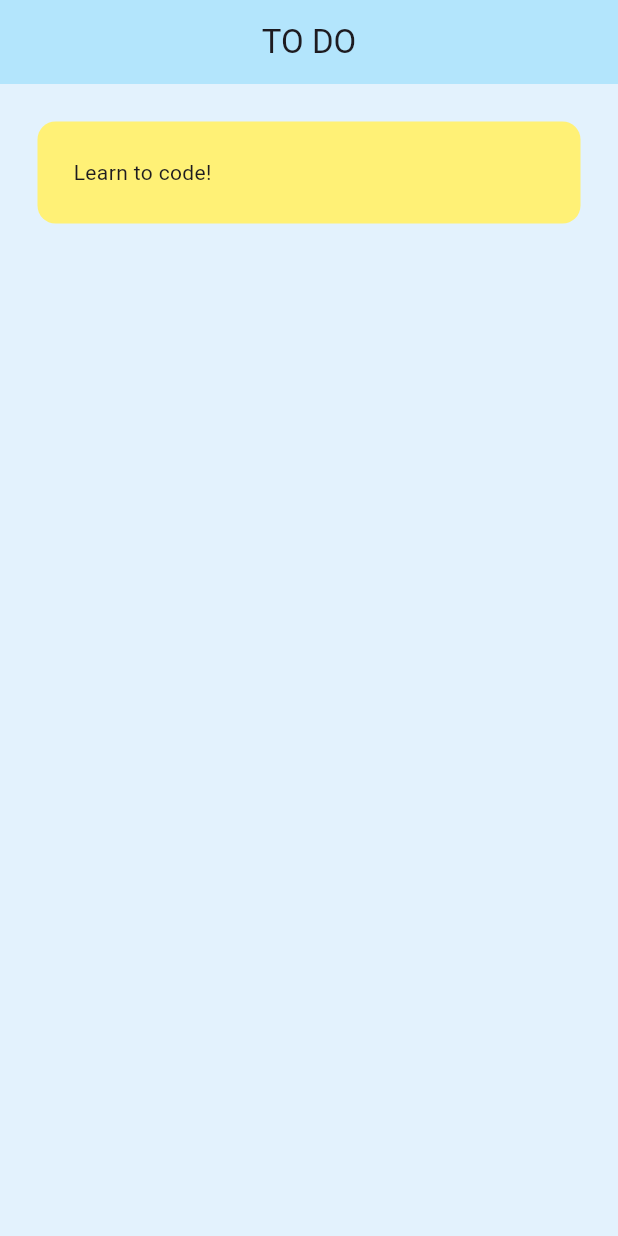
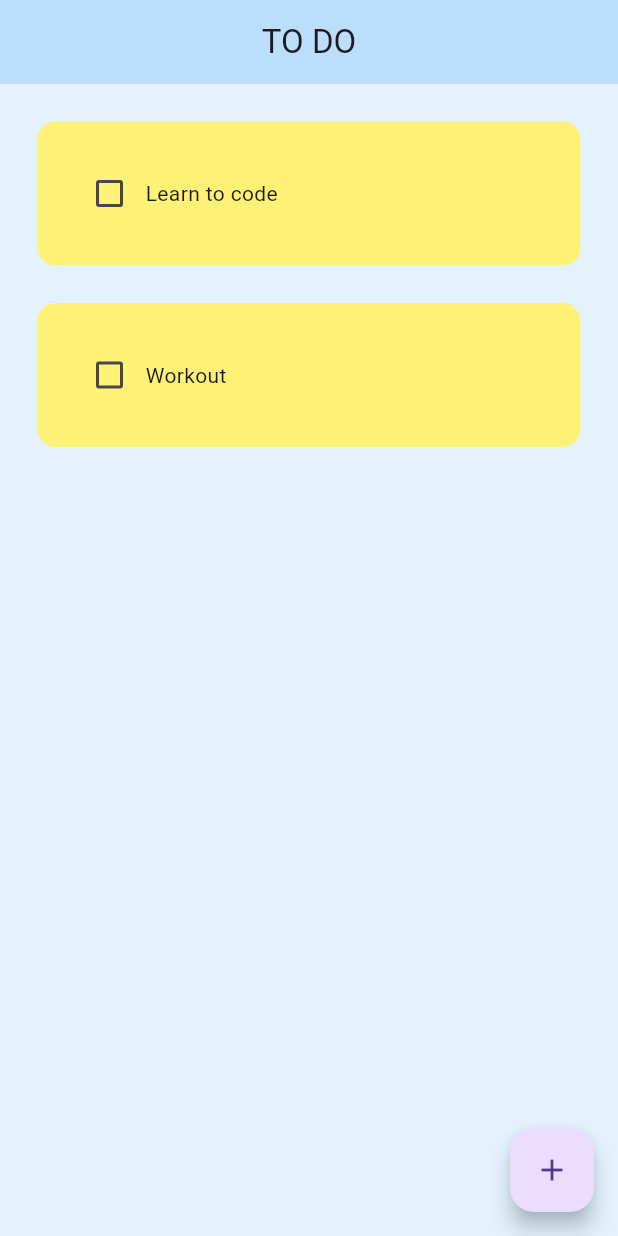
Before and after one commit to s-rous/flutter_app_ca_todo_01, a Flutter app: the screen it shows after launch, on a phone screen of 412 x 824 dp. Run offline on Flutter 3.47's test engine with Material 3 defaults, Android fonts, the light colour scheme and no system bars.

Commit message:
feat: add checkbox , user input and save/cancel new task

```diff
--- a/lib/main.dart
+++ b/lib/main.dart
@@ -13,8 +13,7 @@ class MyApp extends StatelessWidget {
     return MaterialApp(
       debugShowCheckedModeBanner: false,
       theme: ThemeData(
-        primarySwatch: Colors.pink,
-        appBarTheme: AppBarTheme(backgroundColor: Colors.lightBlue[100]),
+        appBarTheme: AppBarTheme(backgroundColor: Colors.blue[100]),
         scaffoldBackgroundColor: Colors.blue[50],
       ),
       home: HomePage(),
--- a/lib/pages/home_page.dart
+++ b/lib/pages/home_page.dart
@@ -1,4 +1,5 @@
 import 'package:flutter/material.dart';
+import 'package:flutter_app_ca_todo_01/util/dialog_box.dart';
 import 'package:flutter_app_ca_todo_01/util/todo_tile.dart';
 
 class HomePage extends StatefulWidget {
@@ -9,6 +10,49 @@ class HomePage extends StatefulWidget {
 }
 
 class _HomePageState extends State<HomePage> {
+  // text controller
+  final _controller = TextEditingController();
+
+  // list of todo tasks
+  List toDoList = [
+    ["Learn to code", false],
+    ["Workout", false],
+  ];
+
+  // checkbox was tapped
+  void checkBoxChanged(bool? value, int index) {
+    setState(() {
+      toDoList[index][1] = !toDoList[index][1];
+    });
+  }
+
+  void saveNewTask() {
+    setState(() {
+      toDoList.add([_controller.text, false]);
+      _controller.clear();
+    });
+    Navigator.of(context).pop();
+  }
+
+  void cancelNewTask() {
+    Navigator.of(context).pop();
+    _controller.clear();
+  }
+
+  // create a new task
+  void createNewTask() {
+    showDialog(
+      context: context,
+      builder: (context) {
+        return DialogBox(
+          controller: _controller,
+          onSave: saveNewTask,
+          onCancel: cancelNewTask,
+        );
+      },
+    );
+  }
+
   @override
   Widget build(BuildContext context) {
     return Scaffold(
@@ -16,10 +60,19 @@ class _HomePageState extends State<HomePage> {
         centerTitle: true,
         title: Text("TO DO"),
       ),
-      body: ListView(
-        children: [
-          ToDoTile(),
-        ],
+      floatingActionButton: FloatingActionButton(
+        onPressed: createNewTask,
+        child: Icon(Icons.add),
+      ),
+      body: ListView.builder(
+        itemCount: toDoList.length,
+        itemBuilder: (context, index) {
+          return ToDoTile(
+            taskName: toDoList[index][0],
+            taskCompleted: toDoList[index][1],
+            onChanged: (value) => checkBoxChanged(value, index),
+          );
+        },
       ),
     );
   }
--- a/lib/util/todo_tile.dart
+++ b/lib/util/todo_tile.dart
@@ -1,15 +1,41 @@
 import 'package:flutter/material.dart';
 
 class ToDoTile extends StatelessWidget {
-  const ToDoTile({super.key});
+  final String taskName;
+  final bool taskCompleted;
+  Function(bool?)? onChanged;
+
+  ToDoTile({
+    super.key,
+    required this.taskName,
+    required this.taskCompleted,
+    required this.onChanged,
+  });
 
   @override
   Widget build(BuildContext context) {
     return Padding(
-      padding: const EdgeInsets.all(25.0),
+      padding: const EdgeInsets.only(left: 25, right: 25, top: 25),
       child: Container(
         padding: EdgeInsets.all(24),
-        child: Text("Learn to code!"),
+        child: Row(
+          children: [
+            // checkbox
+            Checkbox(
+              value: taskCompleted,
+              onChanged: onChanged,
+              activeColor: Colors.green[400],
+            ),
+            //task name
+            Text(
+              taskName,
+              style: TextStyle(
+                  decoration: taskCompleted
+                      ? TextDecoration.lineThrough
+                      : TextDecoration.none),
+            ),
+          ],
+        ),
         decoration: BoxDecoration(
           color: Colors.yellow[300],
           borderRadius: BorderRadius.circular(12),
```
Also changed, not shown: lib/util/dialog_box.dart (added, +52 -0 lines), lib/util/my_button.dart (added, +16 -0 lines).
